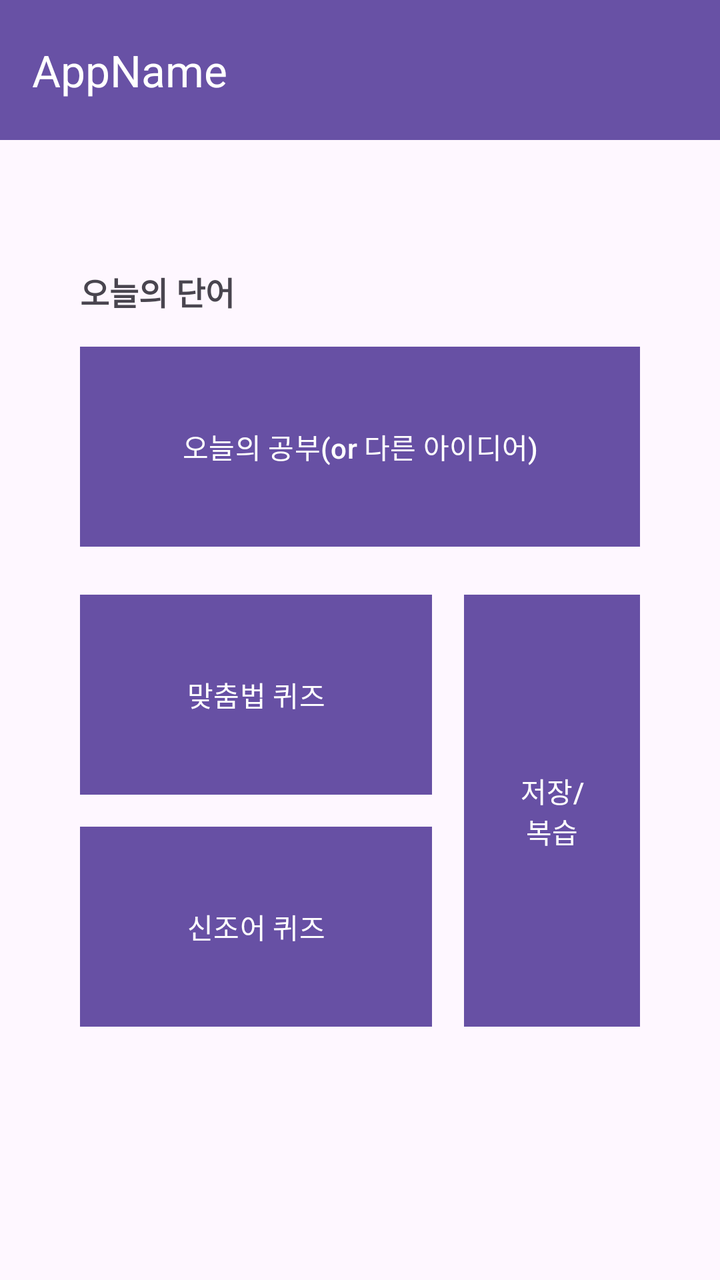
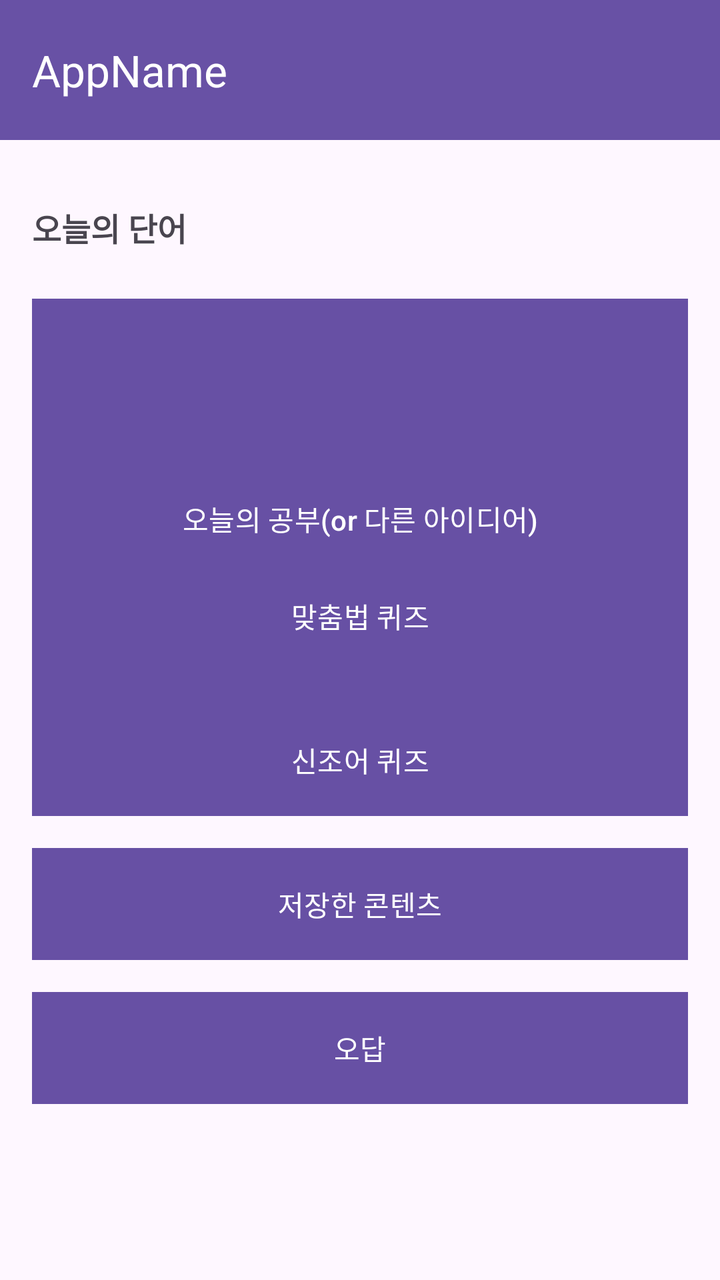

Two renders of the same Android screen: before a commit and after it. Below are the layout's source before the change and the commit's diff.
<!-- AndroidManifest.xml: application theme Theme.GURU2 -->
<!-- res/layout/activity_main.xml -->
<?xml version="1.0" encoding="utf-8"?>
<androidx.constraintlayout.widget.ConstraintLayout xmlns:android="http://schemas.android.com/apk/res/android"
    xmlns:app="http://schemas.android.com/apk/res-auto"
    xmlns:tools="http://schemas.android.com/tools"
    android:id="@+id/main"
    android:layout_width="match_parent"
    android:layout_height="match_parent"
    tools:context=".MainActivity">

    
    <com.google.android.material.appbar.AppBarLayout
        android:id="@+id/appBar"
        android:layout_width="0dp"
        android:layout_height="wrap_content"
        android:background="#FFFFFF"
        app:layout_constraintTop_toTopOf="parent"
        app:layout_constraintStart_toStartOf="parent"
        app:layout_constraintEnd_toEndOf="parent">

        <com.google.android.material.appbar.MaterialToolbar
            android:id="@+id/mainToolbar"
            android:layout_width="match_parent"
            android:layout_height="70dp"
            android:background="#6851A5"
            android:paddingVertical="8dp"
            app:title="AppName"
            app:titleTextColor="@android:color/white" />

    </com.google.android.material.appbar.AppBarLayout>

    
    <Button
        android:id="@+id/button"
        android:layout_width="0dp"
        android:layout_height="100dp"
        android:layout_marginStart="40dp"
        android:layout_marginTop="16dp"
        android:layout_marginEnd="40dp"
        android:background="@color/choice_selected"
        android:text="오늘의 공부(or 다른 아이디어)"
        app:layout_constraintEnd_toEndOf="parent"
        app:layout_constraintStart_toStartOf="parent"
        app:layout_constraintTop_toBottomOf="@+id/textView2" />

    
    <LinearLayout
        android:id="@+id/contentRow"
        android:layout_width="0dp"
        android:layout_height="wrap_content"
        android:layout_marginTop="24dp"
        android:layout_marginStart="40dp"
        android:layout_marginEnd="40dp"
        android:orientation="horizontal"
        app:layout_constraintTop_toBottomOf="@id/button"
        app:layout_constraintStart_toStartOf="parent"
        app:layout_constraintEnd_toEndOf="parent">

        
        <LinearLayout
            android:layout_width="0dp"
            android:layout_height="wrap_content"
            android:layout_weight="2"
            android:orientation="vertical">

            <Button
                android:id="@+id/btnQuiz1"
                android:layout_width="match_parent"
                android:layout_height="100dp"
                android:background="@color/choice_selected"
                android:text="맞춤법 퀴즈" />

            <Button
                android:id="@+id/btnQuiz2"
                android:layout_width="match_parent"
                android:layout_height="100dp"
                android:layout_marginTop="16dp"
                android:background="@color/choice_selected"
                android:text="신조어 퀴즈" />
        </LinearLayout>

        
        <Button
            android:id="@+id/button4"
            android:layout_width="0dp"
            android:layout_height="216dp"
            android:layout_marginStart="16dp"
            android:layout_weight="1"
            android:background="@color/choice_selected"
            android:text="저장/복습" />

    </LinearLayout>

    <TextView
        android:id="@+id/textView2"
        android:layout_width="wrap_content"
        android:layout_height="wrap_content"
        android:layout_marginStart="40dp"
        android:layout_marginTop="64dp"
        android:text="오늘의 단어"
        android:textSize="16sp"
        android:textStyle="bold"
        app:layout_constraintStart_toStartOf="parent"
        app:layout_constraintTop_toBottomOf="@+id/appBar" />
</androidx.constraintlayout.widget.ConstraintLayout>
<!-- resources referenced by this layout -->
<resources>
  <color name="choice_selected">#6851A5</color>
  <style name="Theme.GURU2" parent="Base.Theme.GURU2" />
  <style name="Base.Theme.GURU2" parent="Theme.Material3.DayNight.NoActionBar">
          
          
      </style>
</resources>

<!-- the commit's change to res/layout/activity_main.xml (unified diff, before → after) -->
@@ -29,76 +29,90 @@
     </com.google.android.material.appbar.AppBarLayout>
 
     
+
     <Button
         android:id="@+id/button"
         android:layout_width="0dp"
-        android:layout_height="100dp"
-        android:layout_marginStart="40dp"
-        android:layout_marginTop="16dp"
-        android:layout_marginEnd="40dp"
+        android:layout_height="220dp"
+        android:layout_marginStart="16dp"
+        android:layout_marginTop="24dp"
+        android:layout_marginEnd="16dp"
         android:background="@color/choice_selected"
         android:text="오늘의 공부(or 다른 아이디어)"
         app:layout_constraintEnd_toEndOf="parent"
         app:layout_constraintStart_toStartOf="parent"
         app:layout_constraintTop_toBottomOf="@+id/textView2" />
 
-    
-    <LinearLayout
-        android:id="@+id/contentRow"
-        android:layout_width="0dp"
-        android:layout_height="wrap_content"
-        android:layout_marginTop="24dp"
-        android:layout_marginStart="40dp"
-        android:layout_marginEnd="40dp"
-        android:orientation="horizontal"
-        app:layout_constraintTop_toBottomOf="@id/button"
-        app:layout_constraintStart_toStartOf="parent"
-        app:layout_constraintEnd_toEndOf="parent">
-
-        
-        <LinearLayout
-            android:layout_width="0dp"
-            android:layout_height="wrap_content"
-            android:layout_weight="2"
-            android:orientation="vertical">
-
-            <Button
-                android:id="@+id/btnQuiz1"
-                android:layout_width="match_parent"
-                android:layout_height="100dp"
-                android:background="@color/choice_selected"
-                android:text="맞춤법 퀴즈" />
-
-            <Button
-                android:id="@+id/btnQuiz2"
-                android:layout_width="match_parent"
-                android:layout_height="100dp"
-                android:layout_marginTop="16dp"
-                android:background="@color/choice_selected"
-                android:text="신조어 퀴즈" />
-        </LinearLayout>
-
-        
-        <Button
-            android:id="@+id/button4"
-            android:layout_width="0dp"
-            android:layout_height="216dp"
-            android:layout_marginStart="16dp"
-            android:layout_weight="1"
-            android:background="@color/choice_selected"
-            android:text="저장/복습" />
-
-    </LinearLayout>
-
     <TextView
         android:id="@+id/textView2"
         android:layout_width="wrap_content"
         android:layout_height="wrap_content"
-        android:layout_marginStart="40dp"
-        android:layout_marginTop="64dp"
+        android:layout_marginStart="16dp"
+        android:layout_marginTop="32dp"
         android:text="오늘의 단어"
         android:textSize="16sp"
         android:textStyle="bold"
         app:layout_constraintStart_toStartOf="parent"
         app:layout_constraintTop_toBottomOf="@+id/appBar" />
+
+    
+    <Button
+        android:id="@+id/btnQuiz1"
+        android:layout_width="0dp"
+        android:layout_height="56dp"
+        android:layout_marginHorizontal="24dp"
+        android:layout_marginStart="16dp"
+        android:layout_marginEnd="16dp"
+        android:layout_marginBottom="16dp"
+        android:background="@color/choice_selected"
+        android:text="맞춤법 퀴즈"
+        app:layout_constraintBottom_toTopOf="@+id/btnQuiz2"
+        app:layout_constraintEnd_toEndOf="parent"
+        app:layout_constraintStart_toStartOf="parent" />
+
+    
+    <Button
+        android:id="@+id/btnQuiz2"
+        android:layout_width="0dp"
+        android:layout_height="56dp"
+        android:layout_marginHorizontal="24dp"
+        android:layout_marginStart="16dp"
+        android:layout_marginEnd="16dp"
+        android:layout_marginBottom="16dp"
+        android:background="@color/choice_selected"
+        android:text="신조어 퀴즈"
+        app:layout_constraintBottom_toTopOf="@+id/btnSaved"
+        app:layout_constraintEnd_toEndOf="parent"
+        app:layout_constraintStart_toStartOf="parent" />
+
+    
+    <Button
+        android:id="@+id/btnSaved"
+        android:layout_width="0dp"
+        android:layout_height="56dp"
+        android:layout_marginHorizontal="24dp"
+        android:layout_marginStart="16dp"
+        android:layout_marginEnd="16dp"
+        android:layout_marginBottom="16dp"
+        android:background="@color/choice_selected"
+        android:text="저장한 콘텐츠"
+        app:layout_constraintBottom_toTopOf="@+id/btnWrong"
+        app:layout_constraintEnd_toEndOf="parent"
+        app:layout_constraintStart_toStartOf="parent" />
+
+    
+    <Button
+        android:id="@+id/btnWrong"
+        android:layout_width="0dp"
+        android:layout_height="56dp"
+        android:layout_marginHorizontal="24dp"
+        android:layout_marginStart="16dp"
+        android:layout_marginEnd="16dp"
+        android:layout_marginBottom="88dp"
+        android:background="@color/choice_selected"
+        android:text="오답"
+        app:layout_constraintBottom_toBottomOf="parent"
+        app:layout_constraintEnd_toEndOf="parent"
+        app:layout_constraintStart_toStartOf="parent" />
+
 </androidx.constraintlayout.widget.ConstraintLayout>
